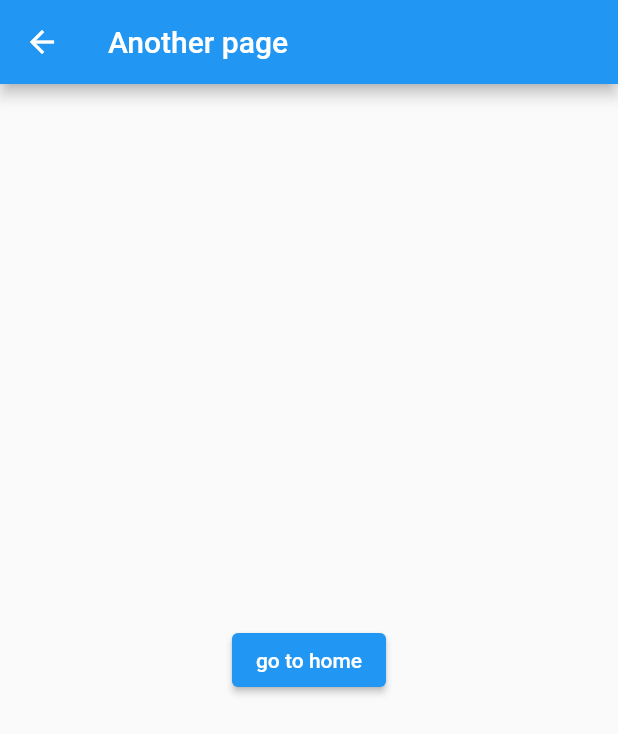
After one commit to Rahat7288/flutter-getX, a Flutter app: the screen it shows after launch, after a tap on "go to another page", on a phone screen of 412 x 824 dp. The commit adds this screen. Shown: the top 734 px of the screen. Run offline on Flutter 3.47's test engine with Material 2 defaults, Android fonts, the phone set to English and light mode, and no system bars; our stand-ins replace get.

Commit message:
getX navigation

```diff
--- /dev/null
+++ b/lib/another.dart
@@ -0,0 +1,22 @@
+import 'package:flutter/material.dart';
+import 'package:get/get.dart';
+
+class Another extends StatelessWidget {
+  const Another({super.key});
+
+  @override
+  Widget build(BuildContext context) {
+    return Scaffold(
+      appBar: AppBar(
+        title: Text('Another page'),
+      ),
+      body: Center(
+          child: ElevatedButton(
+        onPressed: () {
+          Get.back();
+        },
+        child: Text('go to home'),
+      )),
+    );
+  }
+}
--- a/lib/main.dart
+++ b/lib/main.dart
@@ -1,6 +1,7 @@
 import 'package:flutter/material.dart';
 import 'package:get/get_navigation/src/root/get_material_app.dart';
 import 'package:get/get.dart';
+import 'package:get_x/another.dart';
 
 void main() {
   runApp(const MyApp());
@@ -68,7 +69,13 @@ class _MyHomePageState extends State<MyHomePage> {
                     backgroundColor: Colors.yellow,
                   );
                 },
-                child: Text('Press for DialogBox'))
+                child: Text('Press for DialogBox')),
+
+            ElevatedButton(
+                onPressed: () {
+                  Get.to(Another());
+                },
+                child: Text('go to another page')),
           ],
         ),
       ),
```
